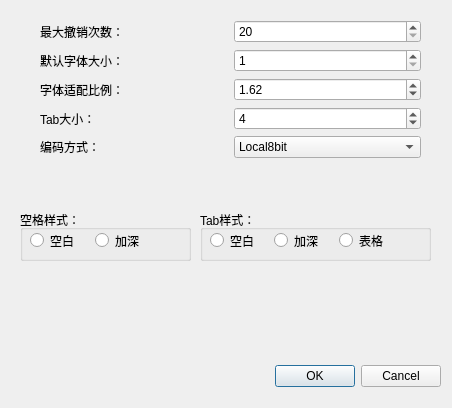
Old version of the form src/settingdlg.ui in the repository DiscreteTom/MiniWord.
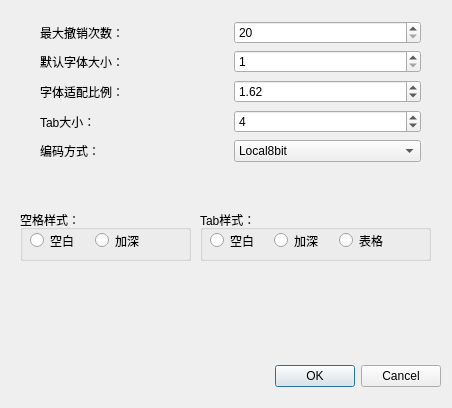
New version of the form.

Commit message: fix: setting dialog can not cancel

```diff
--- a/src/settingdlg.ui
+++ b/src/settingdlg.ui
@@ -135,7 +135,7 @@
      <x>40</x>
      <y>20</y>
      <width>381</width>
-     <height>140</height>
+     <height>147</height>
     </rect>
    </property>
    <layout class="QVBoxLayout" name="verticalLayout_2">
```
Left out of the diff: 16 changed lines with no effect on the pictures.
